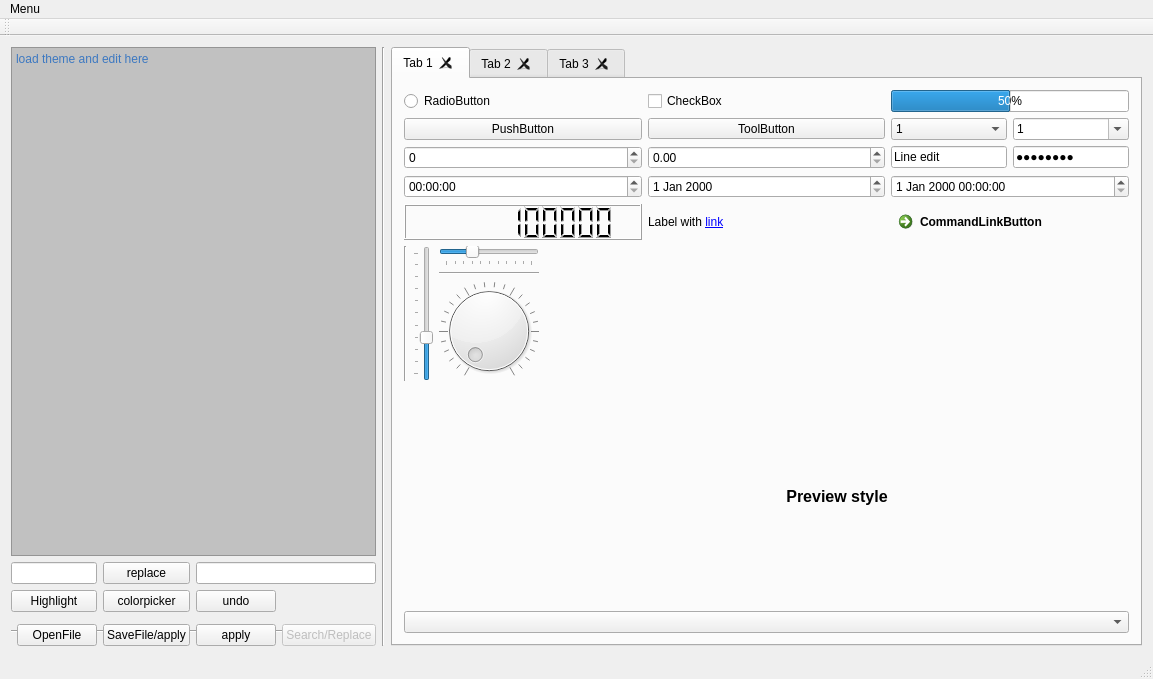
Above: mainwindow.ui from netpipe/QT-ThemeEditor before the change. Below: the same form after it.
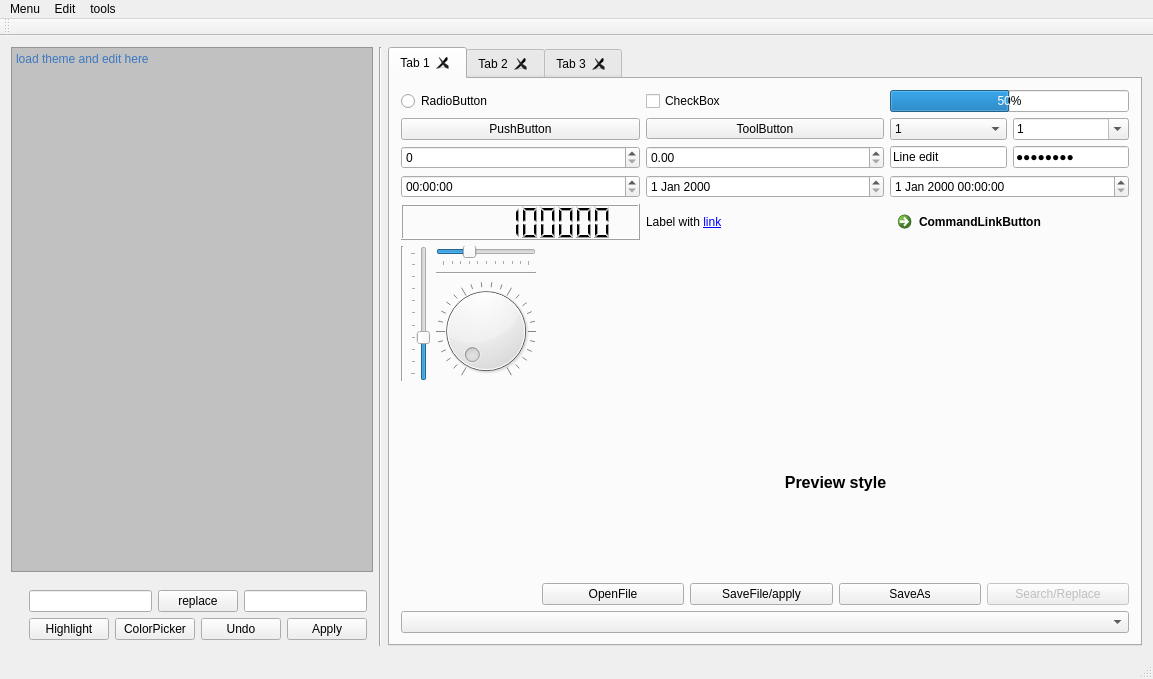
That is the form after the change. The open tabs and pages were chosen to show the change. Icons and pictures are not drawn.

```diff
--- a/mainwindow.ui
+++ b/mainwindow.ui
@@ -26,14 +26,14 @@
       </property>
      </widget>
     </item>
-    <item row="0" column="5" rowspan="5">
+    <item row="0" column="5" rowspan="6">
      <widget class="Line" name="line_3">
       <property name="orientation">
        <enum>Qt::Vertical</enum>
       </property>
      </widget>
     </item>
-    <item row="0" column="6" rowspan="5">
+    <item row="0" column="6" rowspan="6">
      <widget class="QTabWidget" name="tabWidget">
       <property name="currentIndex">
        <number>0</number>
@@ -46,6 +46,41 @@
         <string notr="true">Tab 1</string>
        </attribute>
        <layout class="QGridLayout" name="gridLayout_7">
+        <item row="4" column="1">
+         <layout class="QHBoxLayout" name="horizontalLayout_4">
+          <item>
+           <widget class="QPushButton" name="Open">
+            <property name="text">
+             <string>OpenFile</string>
+            </property>
+           </widget>
+          </item>
+          <item>
+           <widget class="QPushButton" name="Save">
+            <property name="text">
+             <string>SaveFile/apply</string>
+            </property>
+           </widget>
+          </item>
+          <item>
+           <widget class="QPushButton" name="SaveAs">
+            <property name="text">
+             <string>SaveAs</string>
+            </property>
+           </widget>
+          </item>
+          <item>
+           <widget class="QPushButton" name="search">
+            <property name="enabled">
+             <bool>false</bool>
+            </property>
+            <property name="text">
+             <string>Search/Replace</string>
+            </property>
+           </widget>
+          </item>
+         </layout>
+        </item>
         <item row="0" column="0" colspan="2">
          <layout class="QGridLayout" name="gridLayout_6">
           <item row="0" column="0">
@@ -326,7 +361,7 @@
           </property>
          </widget>
         </item>
-        <item row="4" column="0" colspan="2">
+        <item row="6" column="0" colspan="2">
          <widget class="QComboBox" name="cmbTheme"/>
         </item>
        </layout>
@@ -804,77 +839,54 @@
       </widget>
      </widget>
     </item>
-    <item row="1" column="0" colspan="2">
-     <widget class="QLineEdit" name="lineFind"/>
-    </item>
-    <item row="1" column="2">
-     <widget class="QPushButton" name="replace">
-      <property name="text">
-       <string>replace</string>
-      </property>
-     </widget>
-    </item>
-    <item row="1" column="3" colspan="2">
-     <widget class="QLineEdit" name="lineReplace"/>
-    </item>
-    <item row="2" column="0" colspan="2">
-     <widget class="QPushButton" name="highlight">
-      <property name="text">
-       <string>Highlight</string>
-      </property>
-     </widget>
-    </item>
-    <item row="3" column="0" rowspan="2" colspan="5">
-     <widget class="Line" name="line_4">
-      <property name="orientation">
-       <enum>Qt::Horizontal</enum>
-      </property>
-     </widget>
-    </item>
-    <item row="4" column="1">
-     <widget class="QPushButton" name="Open">
-      <property name="text">
-       <string>OpenFile</string>
-      </property>
-     </widget>
-    </item>
-    <item row="4" column="2">
-     <widget class="QPushButton" name="Save">
-      <property name="text">
-       <string>SaveFile/apply</string>
-      </property>
-     </widget>
+    <item row="3" column="3">
+     <layout class="QHBoxLayout" name="horizontalLayout_8">
+      <item>
+       <widget class="QLineEdit" name="lineFind"/>
+      </item>
+      <item>
+       <widget class="QPushButton" name="replace">
+        <property name="text">
+         <string>replace</string>
+        </property>
+       </widget>
+      </item>
+      <item>
+       <widget class="QLineEdit" name="lineReplace"/>
+      </item>
+     </layout>
     </item>
     <item row="4" column="3">
-     <widget class="QPushButton" name="apply">
-      <property name="text">
-       <string>apply</string>
-      </property>
-     </widget>
-    </item>
-    <item row="4" column="4">
-     <widget class="QPushButton" name="search">
-      <property name="enabled">
-       <bool>false</bool>
-      </property>
-      <property name="text">
-       <string>Search/Replace</string>
-      </property>
-     </widget>
-    </item>
-    <item row="2" column="3">
-     <widget class="QPushButton" name="undo">
-      <property name="text">
-       <string>undo</string>
-      </property>
-     </widget>
-    </item>
-    <item row="2" column="2">
-     <widget class="QPushButton" name="color">
-      <property name="text">
-       <string>colorpicker</string>
-      </property>
-     </widget>
+     <layout class="QHBoxLayout" name="horizontalLayout_5">
+      <item>
+       <widget class="QPushButton" name="highlight">
+        <property name="text">
+         <string>Highlight</string>
+        </property>
+       </widget>
+      </item>
+      <item>
+       <widget class="QPushButton" name="color">
+        <property name="text">
+         <string>ColorPicker</string>
+        </property>
+       </widget>
+      </item>
+      <item>
+       <widget class="QPushButton" name="undo">
+        <property name="text">
+         <string>Undo</string>
+        </property>
+       </widget>
+      </item>
+      <item>
+       <widget class="QPushButton" name="apply">
+        <property name="text">
+         <string>Apply</string>
+        </property>
+       </widget>
+      </item>
+     </layout>
     </item>
    </layout>
   </widget>
@@ -893,8 +905,26 @@
     </property>
     <addaction name="actionExit"/>
     <addaction name="actionOpen"/>
+    <addaction name="actionSave"/>
+    <addaction name="actionSaveAs"/>
+    <addaction name="actionApply"/>
+   </widget>
+   <widget class="QMenu" name="menuEdit">
+    <property name="title">
+     <string>Edit</string>
+    </property>
+    <addaction name="actionundo"/>
+   </widget>
+   <widget class="QMenu" name="menutools">
+    <property name="title">
+     <string>tools</string>
+    </property>
+    <addaction name="actionColorPicker"/>
+    <addaction name="actionHighlight"/>
    </widget>
    <addaction name="menuMenu"/>
+   <addaction name="menuEdit"/>
+   <addaction name="menutools"/>
   </widget>
   <widget class="QToolBar" name="mainToolBar">
    <attribute name="toolBarArea">
```
Left out of the diff: 36 changed lines with no effect on the pictures.
